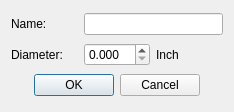
Old version of the form ui_templates/caliber_edit.ui in the repository o-murphy/archer_ballistics_constructor.
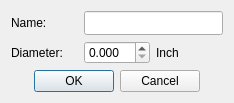
New version of the form.

```diff
--- a/ui_templates/caliber_edit.ui
+++ b/ui_templates/caliber_edit.ui
@@ -7,9 +7,15 @@
     <x>0</x>
     <y>0</y>
     <width>234</width>
-    <height>112</height>
+    <height>103</height>
    </rect>
   </property>
+  <property name="maximumSize">
+   <size>
+    <width>234</width>
+    <height>103</height>
+   </size>
+  </property>
   <property name="windowTitle">
    <string>Caliber Edit</string>
   </property>
@@ -17,7 +23,7 @@
    <item row="1" column="0">
     <widget class="QLabel" name="label_2">
      <property name="sizePolicy">
-      <sizepolicy hsizetype="Preferred" vsizetype="Preferred">
+      <sizepolicy hsizetype="Preferred" vsizetype="Expanding">
        <horstretch>0</horstretch>
        <verstretch>0</verstretch>
       </sizepolicy>
@@ -30,7 +36,7 @@
    <item row="0" column="0">
     <widget class="QLabel" name="label">
      <property name="sizePolicy">
-      <sizepolicy hsizetype="Preferred" vsizetype="Preferred">
+      <sizepolicy hsizetype="Preferred" vsizetype="Expanding">
        <horstretch>0</horstretch>
        <verstretch>0</verstretch>
       </sizepolicy>
@@ -43,7 +49,7 @@
    <item row="0" column="1" colspan="2">
     <widget class="QLineEdit" name="name">
      <property name="sizePolicy">
-      <sizepolicy hsizetype="Preferred" vsizetype="Fixed">
+      <sizepolicy hsizetype="Preferred" vsizetype="Expanding">
        <horstretch>0</horstretch>
        <verstretch>0</verstretch>
       </sizepolicy>
@@ -79,7 +85,7 @@
    <item row="1" column="1">
     <widget class="QDoubleSpinBox" name="diameter">
      <property name="sizePolicy">
-      <sizepolicy hsizetype="Preferred" vsizetype="Fixed">
+      <sizepolicy hsizetype="Preferred" vsizetype="Expanding">
        <horstretch>0</horstretch>
        <verstretch>0</verstretch>
       </sizepolicy>
```
